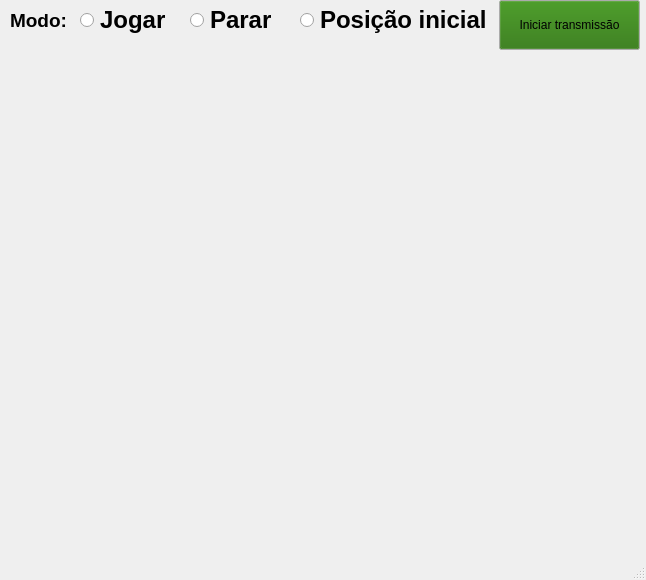
Before: the Qt Designer form reddragons/interface/ui_files/jogar.ui in Red-Dragons-UFSCar/red-visao, drawn with Qt 5.
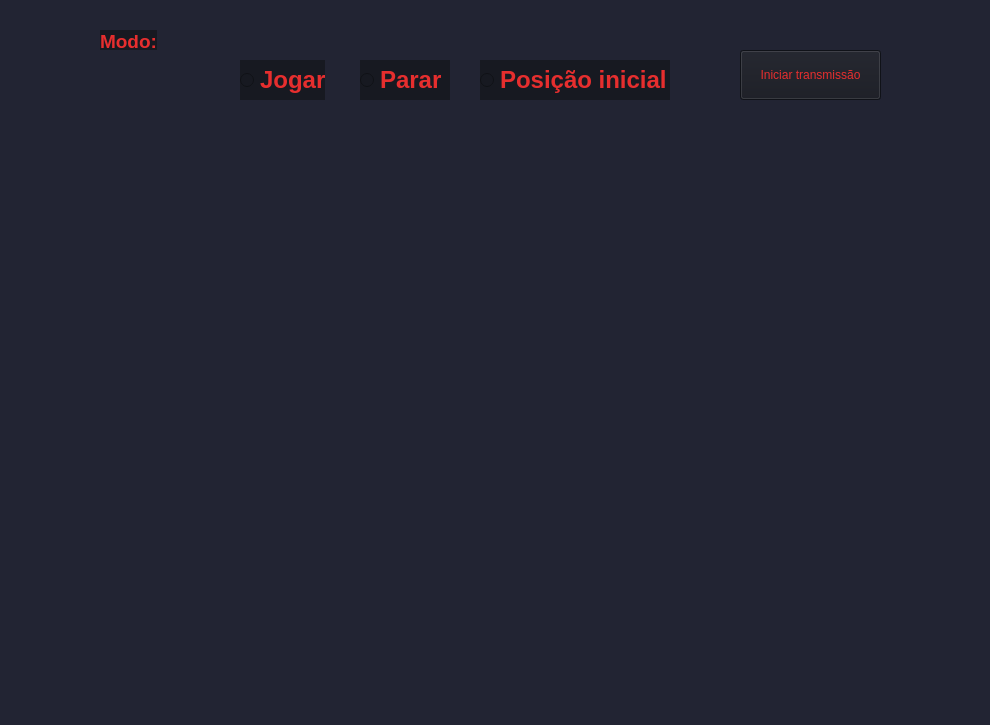
After: the same form once the commit is applied.

Commit message: redimensao e cor jogar.ui

Diff of the .ui file:
```diff
--- a/reddragons/interface/ui_files/jogar.ui
+++ b/reddragons/interface/ui_files/jogar.ui
@@ -6,21 +6,36 @@
    <rect>
     <x>0</x>
     <y>0</y>
-    <width>646</width>
-    <height>580</height>
+    <width>990</width>
+    <height>725</height>
    </rect>
   </property>
+  <property name="minimumSize">
+   <size>
+    <width>990</width>
+    <height>725</height>
+   </size>
+  </property>
+  <property name="maximumSize">
+   <size>
+    <width>990</width>
+    <height>725</height>
+   </size>
+  </property>
   <property name="windowTitle">
    <string>MainWindow</string>
   </property>
+  <property name="styleSheet">
+   <string notr="true">background-color: #222433;</string>
+  </property>
   <widget class="QWidget" name="centralwidget">
    <widget class="QLabel" name="QT_jogar">
     <property name="geometry">
      <rect>
-      <x>0</x>
-      <y>60</y>
-      <width>640</width>
-      <height>480</height>
+      <x>110</x>
+      <y>120</y>
+      <width>768</width>
+      <height>576</height>
      </rect>
     </property>
     <property name="text">
@@ -30,8 +45,8 @@
    <widget class="QRadioButton" name="rPosInicial">
     <property name="geometry">
      <rect>
-      <x>300</x>
-      <y>0</y>
+      <x>480</x>
+      <y>60</y>
       <width>190</width>
       <height>40</height>
      </rect>
@@ -46,6 +61,10 @@
     <property name="layoutDirection">
      <enum>Qt::LeftToRight</enum>
     </property>
+    <property name="styleSheet">
+     <string notr="true">background-color: rgb(23, 25, 33);
+color: #E62E2E;</string>
+    </property>
     <property name="text">
      <string>Posição inicial</string>
     </property>
@@ -56,8 +75,8 @@
     </property>
     <property name="geometry">
      <rect>
-      <x>190</x>
-      <y>0</y>
+      <x>360</x>
+      <y>60</y>
       <width>90</width>
       <height>40</height>
      </rect>
@@ -81,6 +100,10 @@
       <bold>true</bold>
      </font>
     </property>
+    <property name="styleSheet">
+     <string notr="true">background-color: rgb(23, 25, 33);
+color: #E62E2E;</string>
+    </property>
     <property name="text">
      <string>Parar</string>
     </property>
@@ -88,8 +111,8 @@
    <widget class="QRadioButton" name="rJogar">
     <property name="geometry">
      <rect>
-      <x>80</x>
-      <y>0</y>
+      <x>240</x>
+      <y>60</y>
       <width>85</width>
       <height>40</height>
      </rect>
@@ -110,6 +133,10 @@
     <property name="layoutDirection">
      <enum>Qt::LeftToRight</enum>
     </property>
+    <property name="styleSheet">
+     <string notr="true">background-color: rgb(23, 25, 33);
+color: #E62E2E;</string>
+    </property>
     <property name="text">
      <string>Jogar</string>
     </property>
@@ -117,8 +144,8 @@
    <widget class="QPushButton" name="btJogar">
     <property name="geometry">
      <rect>
-      <x>499</x>
-      <y>0</y>
+      <x>740</x>
+      <y>50</y>
       <width>141</width>
       <height>50</height>
      </rect>
@@ -126,40 +153,184 @@
     <property name="palette">
      <palette>
       <active>
+       <colorrole role="WindowText">
+        <brush brushstyle="SolidPattern">
+         <color alpha="255">
+          <red>230</red>
+          <green>46</green>
+          <blue>46</blue>
+         </color>
+        </brush>
+       </colorrole>
        <colorrole role="Button">
         <brush brushstyle="SolidPattern">
          <color alpha="255">
-          <red>35</red>
-          <green>113</green>
-          <blue>4</blue>
+          <red>23</red>
+          <green>25</green>
+          <blue>33</blue>
+         </color>
+        </brush>
+       </colorrole>
+       <colorrole role="Text">
+        <brush brushstyle="SolidPattern">
+         <color alpha="255">
+          <red>230</red>
+          <green>46</green>
+          <blue>46</blue>
+         </color>
+        </brush>
+       </colorrole>
+       <colorrole role="ButtonText">
+        <brush brushstyle="SolidPattern">
+         <color alpha="255">
+          <red>230</red>
+          <green>46</green>
+          <blue>46</blue>
+         </color>
+        </brush>
+       </colorrole>
+       <colorrole role="Base">
+        <brush brushstyle="SolidPattern">
+         <color alpha="255">
+          <red>23</red>
+          <green>25</green>
+          <blue>33</blue>
+         </color>
+        </brush>
+       </colorrole>
+       <colorrole role="Window">
+        <brush brushstyle="SolidPattern">
+         <color alpha="255">
+          <red>23</red>
+          <green>25</green>
+          <blue>33</blue>
          </color>
         </brush>
        </colorrole>
       </active>
       <inactive>
+       <colorrole role="WindowText">
+        <brush brushstyle="SolidPattern">
+         <color alpha="255">
+          <red>230</red>
+          <green>46</green>
+          <blue>46</blue>
+         </color>
+        </brush>
+       </colorrole>
        <colorrole role="Button">
         <brush brushstyle="SolidPattern">
          <color alpha="255">
-          <red>35</red>
-          <green>113</green>
-          <blue>4</blue>
+          <red>23</red>
+          <green>25</green>
+          <blue>33</blue>
+         </color>
+        </brush>
+       </colorrole>
+       <colorrole role="Text">
+        <brush brushstyle="SolidPattern">
+         <color alpha="255">
+          <red>230</red>
+          <green>46</green>
+          <blue>46</blue>
+         </color>
+        </brush>
+       </colorrole>
+       <colorrole role="ButtonText">
+        <brush brushstyle="SolidPattern">
+         <color alpha="255">
+          <red>230</red>
+          <green>46</green>
+          <blue>46</blue>
+         </color>
+        </brush>
+       </colorrole>
+       <colorrole role="Base">
+        <brush brushstyle="SolidPattern">
+         <color alpha="255">
+          <red>23</red>
+          <green>25</green>
+          <blue>33</blue>
+         </color>
+        </brush>
+       </colorrole>
+       <colorrole role="Window">
+        <brush brushstyle="SolidPattern">
+         <color alpha="255">
+          <red>23</red>
+          <green>25</green>
+          <blue>33</blue>
          </color>
         </brush>
        </colorrole>
       </inactive>
       <disabled>
+       <colorrole role="WindowText">
+        <brush brushstyle="SolidPattern">
+         <color alpha="255">
+          <red>230</red>
+          <green>46</green>
+          <blue>46</blue>
+         </color>
+        </brush>
+       </colorrole>
        <colorrole role="Button">
         <brush brushstyle="SolidPattern">
          <color alpha="255">
-          <red>35</red>
-          <green>113</green>
-          <blue>4</blue>
+          <red>23</red>
+          <green>25</green>
+          <blue>33</blue>
+         </color>
+        </brush>
+       </colorrole>
+       <colorrole role="Text">
+        <brush brushstyle="SolidPattern">
+         <color alpha="255">
+          <red>230</red>
+          <green>46</green>
+          <blue>46</blue>
+         </color>
+        </brush>
+       </colorrole>
+       <colorrole role="ButtonText">
+        <brush brushstyle="SolidPattern">
+         <color alpha="255">
+          <red>230</red>
+          <green>46</green>
+          <blue>46</blue>
+         </color>
+        </brush>
+       </colorrole>
+       <colorrole role="Base">
+        <brush brushstyle="SolidPattern">
+         <color alpha="255">
+          <red>23</red>
+          <green>25</green>
+          <blue>33</blue>
+         </color>
+        </brush>
+       </colorrole>
+       <colorrole role="Window">
+        <brush brushstyle="SolidPattern">
+         <color alpha="255">
+          <red>23</red>
+          <green>25</green>
+          <blue>33</blue>
          </color>
         </brush>
        </colorrole>
       </disabled>
      </palette>
     </property>
+    <property name="styleSheet">
+     <string notr="true">QPushButton{
+background-color: rgb(23, 25, 33);
+color: #E62E2E;
+}
+QPushButton:hover{
+	background-color: #1B1D26;
+}</string>
+    </property>
     <property name="text">
      <string>Iniciar transmissão</string>
     </property>
@@ -167,8 +338,8 @@
    <widget class="QLabel" name="label">
     <property name="geometry">
      <rect>
-      <x>10</x>
-      <y>10</y>
+      <x>100</x>
+      <y>30</y>
       <width>57</width>
       <height>20</height>
      </rect>
@@ -180,22 +351,15 @@
       <bold>true</bold>
      </font>
     </property>
+    <property name="styleSheet">
+     <string notr="true">background-color: rgb(23, 25, 33);
+color: #E62E2E;</string>
+    </property>
     <property name="text">
-     <string>Modo:</string>
+     <string>&lt;html&gt;&lt;head/&gt;&lt;body&gt;&lt;p align=&quot;center&quot;&gt;&lt;span style=&quot; color:#e62e2e;&quot;&gt;Modo:&lt;/span&gt;&lt;/p&gt;&lt;/body&gt;&lt;/html&gt;</string>
     </property>
    </widget>
   </widget>
-  <widget class="QMenuBar" name="menubar">
-   <property name="geometry">
-    <rect>
-     <x>0</x>
-     <y>0</y>
-     <width>646</width>
-     <height>28</height>
-    </rect>
-   </property>
-  </widget>
-  <widget class="QStatusBar" name="statusbar"/>
  </widget>
  <resources/>
  <connections/>
```
